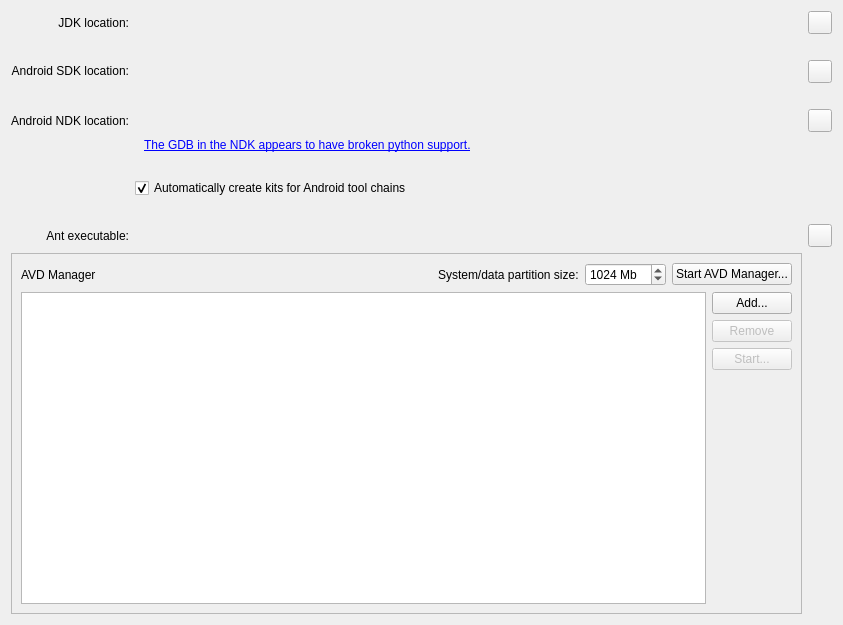
qt-creator/qt-creator, file src/plugins/android/androidsettingswidget.ui: the form before one commit.
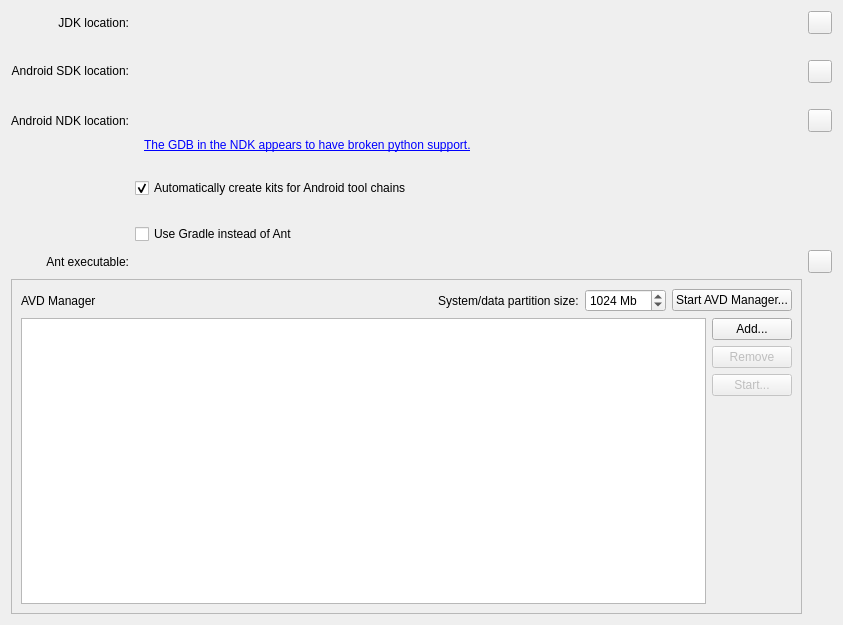
The form after the commit. Icons and pictures are not drawn. Custom widgets are drawn as their Qt base class.

Commit message:
Android: Say hello to gradle!
Switching from Ant to Gradle brings lots of advantages:
 - it is way faster when rebuilding (25-50% faster than ant).
 - it enables first class Android Studio integration.
 - adding Android Extras libs (e.g. Google Play services, OBB, etc.) to
   your project is now painless.

[ChangeLog][Android] Added Gradle support to build the APK.

The edit to the form file:
```diff
--- a/src/plugins/android/androidsettingswidget.ui
+++ b/src/plugins/android/androidsettingswidget.ui
@@ -30,7 +30,7 @@
      </property>
     </widget>
    </item>
-   <item row="10" column="1">
+   <item row="11" column="1">
     <widget class="Utils::PathChooser" name="AntLocationPathChooser" native="true"/>
    </item>
    <item row="1" column="1">
@@ -108,7 +108,7 @@
    <item row="0" column="1">
     <widget class="Utils::PathChooser" name="OpenJDKLocationPathChooser" native="true"/>
    </item>
-   <item row="10" column="2">
+   <item row="11" column="2">
     <widget class="QToolButton" name="downloadAntToolButton">
      <property name="toolTip">
       <string>Download Ant</string>
@@ -119,7 +119,7 @@
      </property>
     </widget>
    </item>
-   <item row="10" column="0">
+   <item row="11" column="0">
     <widget class="QLabel" name="AntLocationLabel">
      <property name="sizePolicy">
       <sizepolicy hsizetype="Preferred" vsizetype="Preferred">
@@ -157,7 +157,7 @@
      </property>
     </widget>
    </item>
-   <item row="11" column="0" colspan="2">
+   <item row="12" column="0" colspan="2">
     <widget class="QFrame" name="AVDManagerFrame">
      <property name="frameShape">
       <enum>QFrame::StyledPanel</enum>
@@ -452,6 +452,19 @@
      </item>
     </layout>
    </item>
+   <item row="10" column="1">
+    <widget class="QCheckBox" name="UseGradleCheckBox">
+     <property name="sizePolicy">
+      <sizepolicy hsizetype="Expanding" vsizetype="Fixed">
+       <horstretch>0</horstretch>
+       <verstretch>0</verstretch>
+      </sizepolicy>
+     </property>
+     <property name="text">
+      <string>Use Gradle instead of Ant</string>
+     </property>
+    </widget>
+   </item>
   </layout>
  </widget>
  <customwidgets>
```
Left out of the diff: 80 changed lines with no effect on the pictures. The commit also changes 27 other files.
